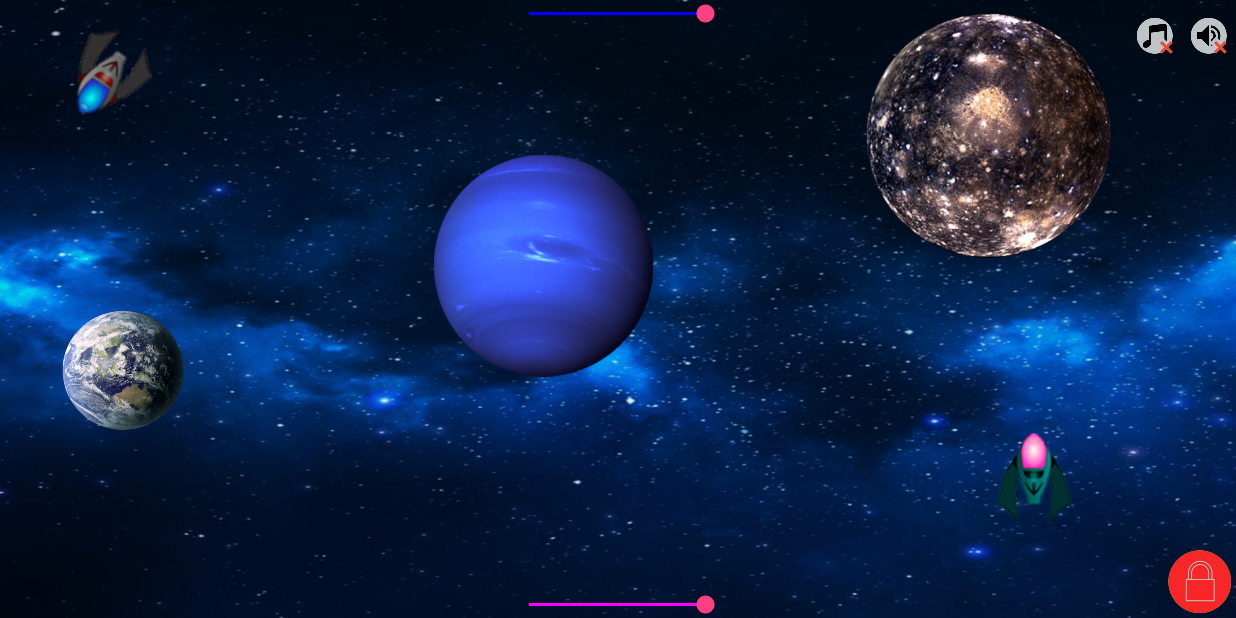
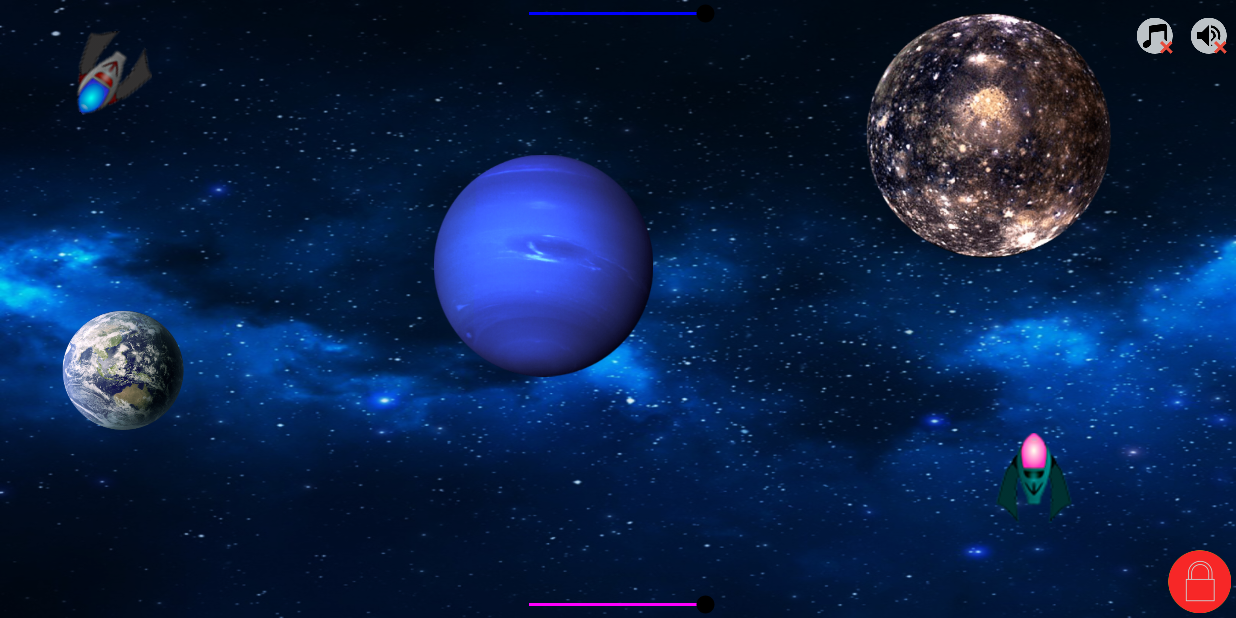
Before and after one commit to oleghansen/PlanetX, an Android app: the screen it shows after launch (GameActivity), in the options menu, after a tap on "Crab Nebula", on a phone screen of 824 x 412 dp (held sideways). Run offline under Robolectric (Android 15) with nearby library versions, the light colour scheme and no system bars.

Commit message:
Adding inf symbol and chaning some weapon parameters

```diff
--- a/app/build.gradle
+++ b/app/build.gradle
@@ -6,7 +6,7 @@ android {
 
     defaultConfig {
         applicationId "no.ntnu.tdt4240.y2016.planetx.planetx"
-        minSdkVersion 14
+        minSdkVersion 16
         targetSdkVersion 23
         versionCode 1
         versionName "1.0"
--- a/app/src/main/java/no/ntnu/tdt4240/y2016/planetx/planetx/implementation/controller/GameActivity.java
+++ b/app/src/main/java/no/ntnu/tdt4240/y2016/planetx/planetx/implementation/controller/GameActivity.java
@@ -3,6 +3,7 @@ package no.ntnu.tdt4240.y2016.planetx.planetx.implementation.controller;
 import android.content.Intent;
 import android.content.res.ColorStateList;
 import android.graphics.Color;
+import android.graphics.PorterDuff;
 import android.os.Bundle;
 import android.os.Handler;
 import android.support.v4.content.ContextCompat;
@@ -64,6 +65,7 @@ public class GameActivity extends AppMenu {
     private void initializeSeekBars() {
         SeekBar powerBar = (SeekBar) findViewById(R.id.bar_powerbar);
         powerBar.getProgressDrawable().setColorFilter(ContextCompat.getColor(this, R.color.black), android.graphics.PorterDuff.Mode.SRC_IN);
+        powerBar.getThumb().setColorFilter(ContextCompat.getColor(this, R.color.black), PorterDuff.Mode.MULTIPLY);
         powerBar.setOnTouchListener(new View.OnTouchListener() {
             @Override
             public boolean onTouch(View v, MotionEvent event) {
@@ -73,6 +75,7 @@ public class GameActivity extends AppMenu {
 
         SeekBar hpBar1 = (SeekBar) findViewById(R.id.bar_healthbar1);
         hpBar1.getProgressDrawable().setColorFilter(Color.BLUE, android.graphics.PorterDuff.Mode.SRC_IN);
+        hpBar1.getThumb().setColorFilter(Color.BLUE, PorterDuff.Mode.MULTIPLY);
         hpBar1.setOnTouchListener(new View.OnTouchListener() {
             @Override
             public boolean onTouch(View v, MotionEvent event) {
@@ -82,6 +85,7 @@ public class GameActivity extends AppMenu {
 
         SeekBar hpBar2 = (SeekBar) findViewById(R.id.bar_healthbar2);
         hpBar2.getProgressDrawable().setColorFilter(Color.MAGENTA, android.graphics.PorterDuff.Mode.SRC_IN);
+        hpBar2.getThumb().setColorFilter(Color.MAGENTA, PorterDuff.Mode.MULTIPLY);
         hpBar2.setOnTouchListener(new View.OnTouchListener() {
             @Override
             public boolean onTouch(View v, MotionEvent event) {
--- a/app/src/main/java/no/ntnu/tdt4240/y2016/planetx/planetx/implementation/model/GameModel.java
+++ b/app/src/main/java/no/ntnu/tdt4240/y2016/planetx/planetx/implementation/model/GameModel.java
@@ -184,7 +184,7 @@ public class GameModel {
 
         wl.setDescription(weapon.getDescription());
 
-        String shots = "(inf)";
+        String shots = "(" + Character.toString('\u221e') + ")";
         if (weapon.getShots() >= 0) shots = "(" + weapon.getShots() + ")";
         String weaponText = weapon.getName() + " dmg:" + weapon.getDamage() + " " + shots;
         wl.setWeaponText(weaponText);
--- a/app/src/main/java/no/ntnu/tdt4240/y2016/planetx/planetx/implementation/view_controller/Spaceship.java
+++ b/app/src/main/java/no/ntnu/tdt4240/y2016/planetx/planetx/implementation/view_controller/Spaceship.java
@@ -124,8 +124,10 @@ public class Spaceship extends SpaceEntity implements View.OnClickListener {
         } else {
             w = new Missile(getContext(), gameModel);
         }
-        if (weapons.size() > 0) {
-            selectedWeapon = weapons.get(0);
+        if (selectedWeapon.getShots() == 0) {
+            if (weapons.size() > 0) {
+                selectedWeapon = weapons.get(0);
+            }
         }
 
         w.setX((float) (getCenterX() + getWidth() * Math.cos((fireAngle - 90) * 2 * 3.14 / 360)));
```
